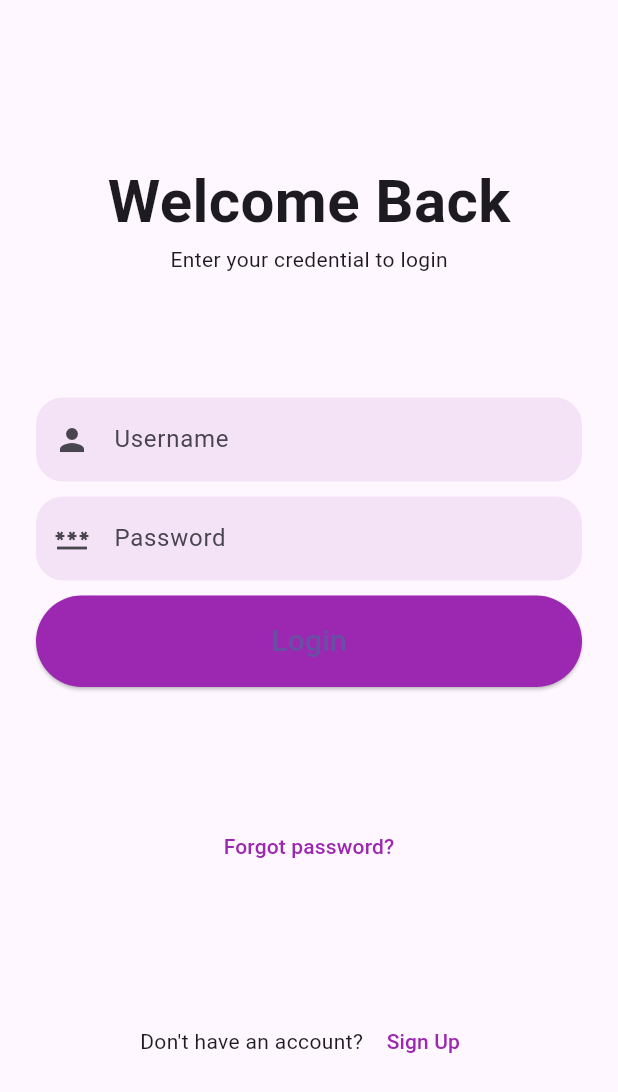
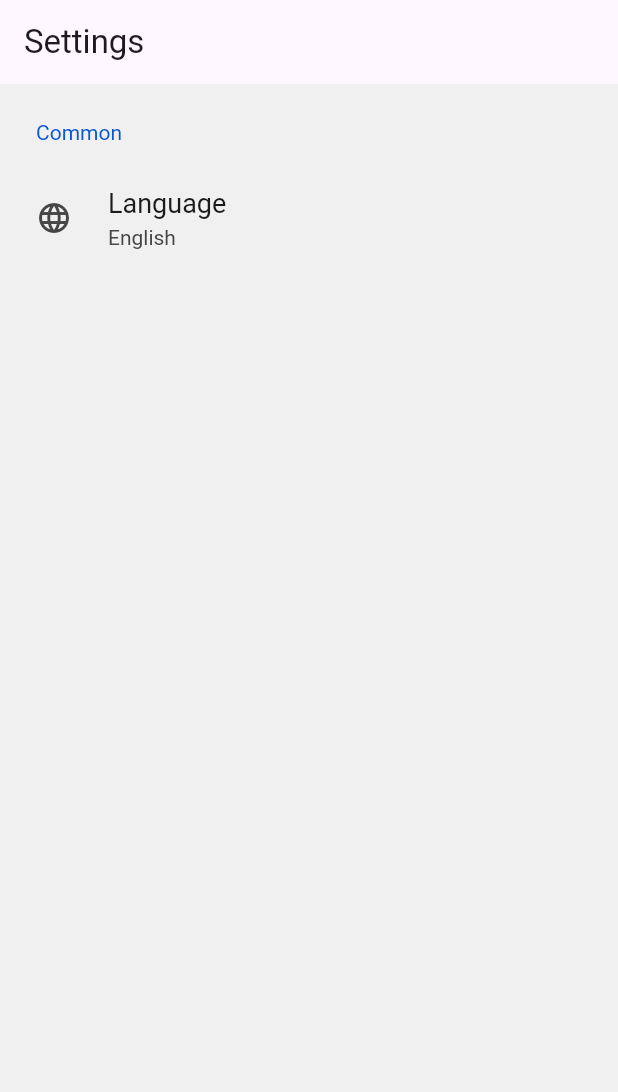
Before and after one commit to ananyaSub955/My_Pantry_App, a Flutter app: the screen it shows after launch, on a phone screen of 412 x 824 dp. Shown: the top 1092 px of the screen. Run offline on Flutter 3.47's test engine with Material 3 defaults, Android fonts, the phone set to English and light mode, and no system bars; drawn by our look-alikes of settings_ui.

```diff
--- a/lib/login.dart
+++ b/lib/login.dart
@@ -44,7 +44,7 @@ class LoginPage extends StatelessWidget {
                   borderRadius: BorderRadius.circular(18),
                   borderSide: BorderSide.none
               ),
-              fillColor: Colors.purple.withOpacity(0.1),
+              fillColor: Colors.pink.withOpacity(0.1),
               filled: true,
               prefixIcon: const Icon(Icons.person)),
         ),
@@ -55,7 +55,7 @@ class LoginPage extends StatelessWidget {
             border: OutlineInputBorder(
                 borderRadius: BorderRadius.circular(18),
                 borderSide: BorderSide.none),
-            fillColor: Colors.purple.withOpacity(0.1),
+            fillColor: Colors.pink.withOpacity(0.1),
             filled: true,
             prefixIcon: const Icon(Icons.password),
           ),
@@ -69,7 +69,7 @@ class LoginPage extends StatelessWidget {
           style: ElevatedButton.styleFrom(
             shape: const StadiumBorder(),
             padding: const EdgeInsets.symmetric(vertical: 16),
-            backgroundColor: Colors.purple,
+            backgroundColor: Colors.pink,
           ),
           child: const Text(
             "Login",
@@ -84,7 +84,7 @@ class LoginPage extends StatelessWidget {
     return TextButton(
       onPressed: () {},
       child: const Text("Forgot password?",
-        style: TextStyle(color: Colors.purple),
+        style: TextStyle(color: Colors.pink),
       ),
     );
   }
@@ -98,7 +98,7 @@ class LoginPage extends StatelessWidget {
             onPressed: () {
               Navigator.pushNamed(context, '/signup');
             },
-            child: const Text("Sign Up", style: TextStyle(color: Colors.purple),)
+            child: const Text("Sign Up", style: TextStyle(color: Colors.pink),)
         )
       ],
     );
--- a/lib/main.dart
+++ b/lib/main.dart
@@ -1,6 +1,7 @@
 import 'package:flutter/material.dart';
 import 'signup.dart';
 import 'login.dart';
+import 'settings.dart';
 
 void main() {
   runApp(const MyApp());
@@ -17,10 +18,12 @@ class MyApp extends StatelessWidget {
       theme: ThemeData(
         primarySwatch: Colors.blue,
       ),
-      initialRoute: '/login',
+      //initialRoute: '/login',
+      initialRoute: '/settings',
       routes: {
         '/login': (context) => const LoginPage(),
         '/signup': (context) => const SignupPage(),
+        '/settings': (context) => SettingsPage(),
       },
     );
   }
--- /dev/null
+++ b/lib/settings.dart
@@ -0,0 +1,35 @@
+import 'package:flutter/material.dart';
+import 'package:settings_ui/settings_ui.dart';
+
+class SettingsPage extends StatelessWidget {
+  @override
+  Widget build(BuildContext context) {
+    return Scaffold(
+      appBar: AppBar(
+        title: const Text('Settings'),
+      ),
+      body: SettingsList(
+        sections: [
+          SettingsSection(
+            title: const Text('Common'),
+            tiles: <SettingsTile>[
+              SettingsTile.navigation(
+                leading: const Icon(Icons.language),
+                title: const Text('Language'),
+                value: const Text('English'),
+              ),
+              // SettingsTile.switchTile(
+              //   onToggle: (value) {
+              //     // Handle the toggle action here
+              //   },
+              //   initialValue: true,
+              //   leading: const Icon(Icons.format_paint),
+              //   title: const Text('Enable custom theme'),
+              // ),
+            ],
+          ),
+        ],
+      ),
+    );
+  }
+}
--- a/pubspec.yaml
+++ b/pubspec.yaml
@@ -31,10 +31,10 @@ dependencies:
   flutter:
     sdk: flutter
 
-
   # The following adds the Cupertino Icons font to your application.
   # Use with the CupertinoIcons class for iOS style icons.
   cupertino_icons: ^1.0.6
+  settings_ui: ^2.0.2
 
 dev_dependencies:
   flutter_test:
```
Also changed, not shown: lib/home.dart (deleted, +0 -43 lines), lib/signup.dart (+9 -8 lines), pubspec.lock.
